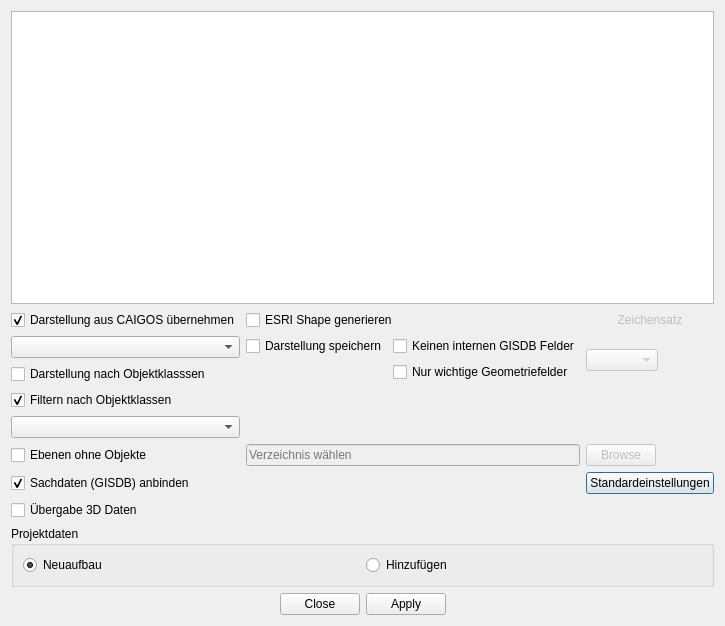
Qt form uiExplorer.ui (EZUSoft/CaigosConnector) before a commit.
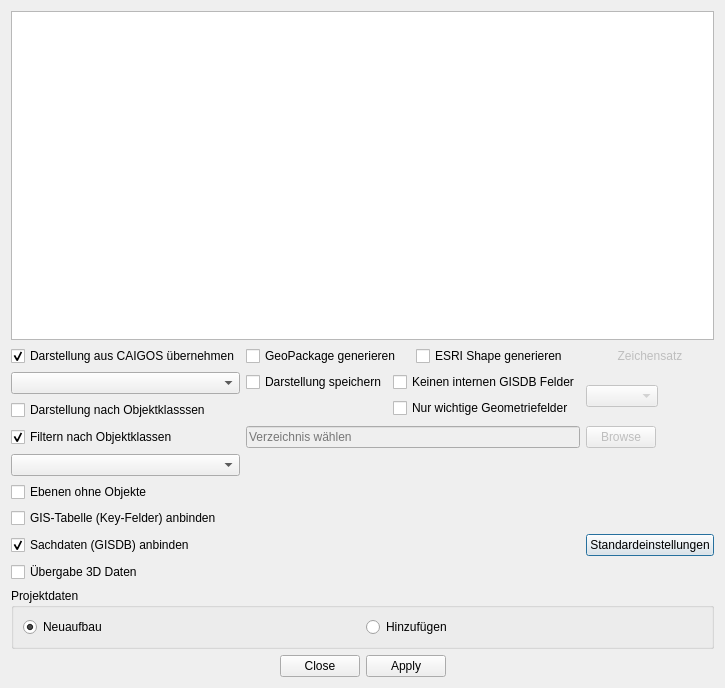
The same form after that commit.

```diff
--- a/uiExplorer.ui
+++ b/uiExplorer.ui
@@ -7,7 +7,7 @@
     <x>0</x>
     <y>0</y>
     <width>649</width>
-    <height>626</height>
+    <height>688</height>
    </rect>
   </property>
   <property name="windowTitle">
@@ -42,6 +42,9 @@
      </item>
      <item>
       <layout class="QGridLayout" name="gridLayout">
+       <item row="8" column="1">
+        <layout class="QHBoxLayout" name="horizontalLayout_2"/>
+       </item>
        <item row="5" column="0">
         <widget class="QCheckBox" name="chkLeer">
          <property name="text">
@@ -49,28 +52,38 @@
          </property>
         </widget>
        </item>
-       <item row="6" column="0">
-        <widget class="QCheckBox" name="chkGISDB">
+       <item row="1" column="1">
+        <layout class="QHBoxLayout" name="horizontalLayout_3">
+         <item>
+          <layout class="QHBoxLayout" name="horizontalLayout_5">
+           <item>
+            <widget class="QCheckBox" name="chkGPKGexp">
+             <property name="text">
+              <string>GeoPackage generieren</string>
+             </property>
+            </widget>
+           </item>
+          </layout>
+         </item>
+         <item>
+          <widget class="QCheckBox" name="chkSHPexp">
+           <property name="text">
+            <string>ESRI Shape generieren</string>
+           </property>
+          </widget>
+         </item>
+        </layout>
+       </item>
+       <item row="4" column="0">
+        <widget class="QComboBox" name="cbObjKlasse">
          <property name="sizePolicy">
-          <sizepolicy hsizetype="Fixed" vsizetype="Fixed">
+          <sizepolicy hsizetype="Expanding" vsizetype="Fixed">
            <horstretch>0</horstretch>
            <verstretch>0</verstretch>
           </sizepolicy>
          </property>
-         <property name="layoutDirection">
-          <enum>Qt::LeftToRight</enum>
-         </property>
-         <property name="text">
-          <string>Sachdaten (GISDB) anbinden</string>
-         </property>
-         <property name="checked">
-          <bool>true</bool>
-         </property>
         </widget>
        </item>
-       <item row="7" column="1">
-        <layout class="QHBoxLayout" name="horizontalLayout_2"/>
-       </item>
        <item row="2" column="1">
         <layout class="QGridLayout" name="gridLayout_3">
          <item row="0" column="1">
@@ -112,8 +125,46 @@
          </property>
         </widget>
        </item>
+       <item row="1" column="0">
+        <widget class="QCheckBox" name="chkDar">
+         <property name="sizePolicy">
+          <sizepolicy hsizetype="Fixed" vsizetype="Fixed">
+           <horstretch>0</horstretch>
+           <verstretch>0</verstretch>
+          </sizepolicy>
+         </property>
+         <property name="layoutDirection">
+          <enum>Qt::LeftToRight</enum>
+         </property>
+         <property name="text">
+          <string>Darstellung aus CAIGOS übernehmen</string>
+         </property>
+         <property name="checked">
+          <bool>true</bool>
+         </property>
+        </widget>
+       </item>
+       <item row="3" column="0">
+        <widget class="QCheckBox" name="chkFiltObjKl">
+         <property name="sizePolicy">
+          <sizepolicy hsizetype="Fixed" vsizetype="Fixed">
+           <horstretch>0</horstretch>
+           <verstretch>0</verstretch>
+          </sizepolicy>
+         </property>
+         <property name="layoutDirection">
+          <enum>Qt::LeftToRight</enum>
+         </property>
+         <property name="text">
+          <string>Filtern nach Objektklassen</string>
+         </property>
+         <property name="checked">
+          <bool>true</bool>
+         </property>
+        </widget>
+       </item>
        <item row="7" column="0">
-        <widget class="QCheckBox" name="chk3DDar">
+        <widget class="QCheckBox" name="chkGISDB">
          <property name="sizePolicy">
           <sizepolicy hsizetype="Fixed" vsizetype="Fixed">
            <horstretch>0</horstretch>
@@ -124,10 +175,10 @@
           <enum>Qt::LeftToRight</enum>
          </property>
          <property name="text">
-          <string>Übergabe 3D Daten</string>
+          <string>Sachdaten (GISDB) anbinden</string>
          </property>
          <property name="checked">
-          <bool>false</bool>
+          <bool>true</bool>
          </property>
         </widget>
        </item>
@@ -147,43 +198,6 @@
          </property>
         </widget>
        </item>
-       <item row="1" column="1">
-        <layout class="QHBoxLayout" name="horizontalLayout_3">
-         <item>
-          <widget class="QCheckBox" name="chkSHPexp">
-           <property name="text">
-            <string>ESRI Shape generieren</string>
-           </property>
-          </widget>
-         </item>
-        </layout>
-       </item>
-       <item row="6" column="2">
-        <widget class="QPushButton" name="cmdReset">
-         <property name="text">
-          <string>Standardeinstellungen</string>
-         </property>
-        </widget>
-       </item>
-       <item row="1" column="0">
-        <widget class="QCheckBox" name="chkDar">
-         <property name="sizePolicy">
-          <sizepolicy hsizetype="Fixed" vsizetype="Fixed">
-           <horstretch>0</horstretch>
-           <verstretch>0</verstretch>
-          </sizepolicy>
-         </property>
-         <property name="layoutDirection">
-          <enum>Qt::LeftToRight</enum>
-         </property>
-         <property name="text">
-          <string>Darstellung aus CAIGOS übernehmen</string>
-         </property>
-         <property name="checked">
-          <bool>true</bool>
-         </property>
-        </widget>
-       </item>
        <item row="2" column="0">
         <layout class="QGridLayout" name="gridLayout_3">
          <item row="0" column="0">
@@ -205,7 +219,59 @@
          </item>
         </layout>
        </item>
-       <item row="5" column="2">
+       <item row="8" column="0">
+        <widget class="QCheckBox" name="chk3DDar">
+         <property name="sizePolicy">
+          <sizepolicy hsizetype="Fixed" vsizetype="Fixed">
+           <horstretch>0</horstretch>
+           <verstretch>0</verstretch>
+          </sizepolicy>
+         </property>
+         <property name="layoutDirection">
+          <enum>Qt::LeftToRight</enum>
+         </property>
+         <property name="text">
+          <string>Übergabe 3D Daten</string>
+         </property>
+         <property name="checked">
+          <bool>false</bool>
+         </property>
+        </widget>
+       </item>
+       <item row="7" column="2">
+        <widget class="QPushButton" name="cmdReset">
+         <property name="text">
+          <string>Standardeinstellungen</string>
+         </property>
+        </widget>
+       </item>
+       <item row="6" column="0">
+        <widget class="QCheckBox" name="chkKeys">
+         <property name="text">
+          <string>GIS-Tabelle (Key-Felder) anbinden</string>
+         </property>
+        </widget>
+       </item>
+       <item row="3" column="1">
+        <widget class="QLineEdit" name="txtZielPfad">
+         <property name="enabled">
+          <bool>false</bool>
+         </property>
+         <property name="sizePolicy">
+          <sizepolicy hsizetype="Expanding" vsizetype="Fixed">
+           <horstretch>2</horstretch>
+           <verstretch>0</verstretch>
+          </sizepolicy>
+         </property>
+         <property name="locale">
+          <locale language="English" country="UnitedKingdom"/>
+         </property>
+         <property name="placeholderText">
+          <string>Verzeichnis wählen</string>
+         </property>
+        </widget>
+       </item>
+       <item row="3" column="2">
         <widget class="QPushButton" name="browseZielPfad">
          <property name="enabled">
           <bool>false</bool>
@@ -230,54 +296,6 @@
          </property>
         </widget>
        </item>
-       <item row="4" column="0">
-        <widget class="QComboBox" name="cbObjKlasse">
-         <property name="sizePolicy">
-          <sizepolicy hsizetype="Expanding" vsizetype="Fixed">
-           <horstretch>0</horstretch>
-           <verstretch>0</verstretch>
-          </sizepolicy>
-         </property>
-        </widget>
-       </item>
-       <item row="5" column="1">
-        <widget class="QLineEdit" name="txtZielPfad">
-         <property name="enabled">
-          <bool>false</bool>
-         </property>
-         <property name="sizePolicy">
-          <sizepolicy hsizetype="Expanding" vsizetype="Fixed">
-           <horstretch>2</horstretch>
-           <verstretch>0</verstretch>
-          </sizepolicy>
-         </property>
-         <property name="locale">
-          <locale language="English" country="UnitedKingdom"/>
-         </property>
-         <property name="placeholderText">
-          <string>Verzeichnis wählen</string>
-         </property>
-        </widget>
-       </item>
-       <item row="3" column="0">
-        <widget class="QCheckBox" name="chkFiltObjKl">
-         <property name="sizePolicy">
-          <sizepolicy hsizetype="Fixed" vsizetype="Fixed">
-           <horstretch>0</horstretch>
-           <verstretch>0</verstretch>
-          </sizepolicy>
-         </property>
-         <property name="layoutDirection">
-          <enum>Qt::LeftToRight</enum>
-         </property>
-         <property name="text">
-          <string>Filtern nach Objektklassen</string>
-         </property>
-         <property name="checked">
-          <bool>true</bool>
-         </property>
-        </widget>
-       </item>
       </layout>
      </item>
      <item>
@@ -322,29 +340,33 @@
    <item>
     <layout class="QVBoxLayout" name="Buttons">
      <item>
-      <widget class="QDialogButtonBox" name="button_box">
-       <property name="sizePolicy">
-        <sizepolicy hsizetype="Expanding" vsizetype="Fixed">
-         <horstretch>0</horstretch>
-         <verstretch>0</verstretch>
-        </sizepolicy>
-       </property>
-       <property name="minimumSize">
-        <size>
-         <width>0</width>
-         <height>0</height>
-        </size>
-       </property>
-       <property name="orientation">
-        <enum>Qt::Horizontal</enum>
-       </property>
-       <property name="standardButtons">
-        <set>QDialogButtonBox::Apply|QDialogButtonBox::Close</set>
-       </property>
-       <property name="centerButtons">
-        <bool>true</bool>
-       </property>
-      </widget>
+      <layout class="QHBoxLayout" name="horizontalLayout_4">
+       <item>
+        <widget class="QDialogButtonBox" name="button_box">
+         <property name="sizePolicy">
+          <sizepolicy hsizetype="Expanding" vsizetype="Fixed">
+           <horstretch>0</horstretch>
+           <verstretch>0</verstretch>
+          </sizepolicy>
+         </property>
+         <property name="minimumSize">
+          <size>
+           <width>0</width>
+           <height>0</height>
+          </size>
+         </property>
+         <property name="orientation">
+          <enum>Qt::Horizontal</enum>
+         </property>
+         <property name="standardButtons">
+          <set>QDialogButtonBox::Apply|QDialogButtonBox::Close</set>
+         </property>
+         <property name="centerButtons">
+          <bool>true</bool>
+         </property>
+        </widget>
+       </item>
+      </layout>
      </item>
     </layout>
    </item>
```
